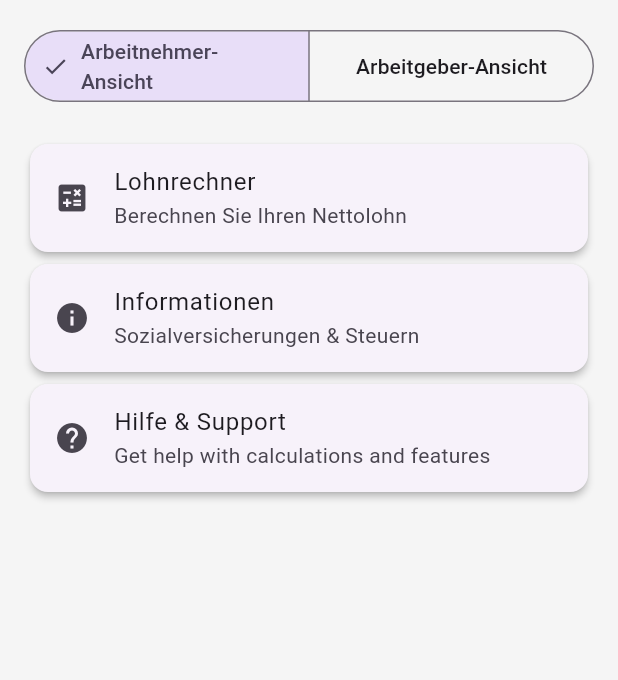
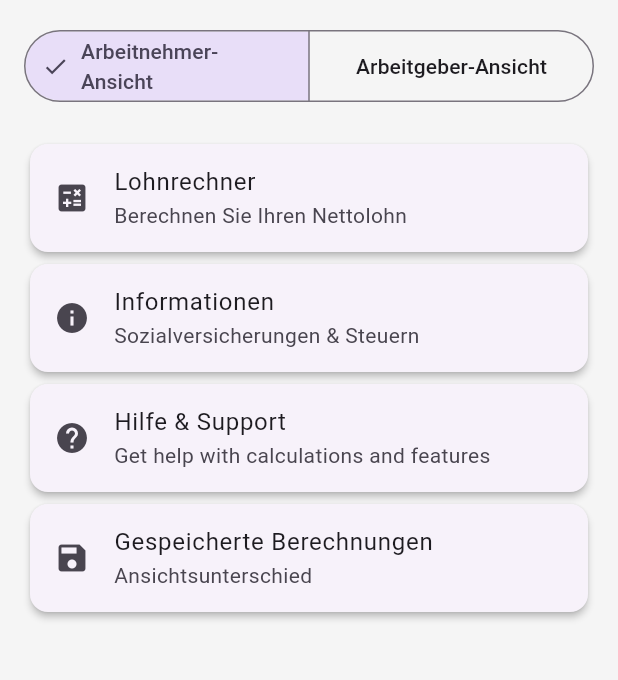
Before and after one commit to Cikle/lohnify, a Flutter app: the screen it shows after launch, on a phone screen of 412 x 824 dp, the part 84-764 px from its top. Run offline on Flutter 3.47's test engine with Material 3 defaults, Android fonts, the phone set to English and light mode, and no system bars; our stand-ins replace shared_preferences.

Commit message:
feat: Add saved calculations screen with employer/employee view support

```diff
--- a/lohnify/lib/l10n/app_translations.dart
+++ b/lohnify/lib/l10n/app_translations.dart
@@ -14,6 +14,11 @@ class AppTranslations {
       'savingHelpContent': 'Sie können Ihre Berechnungen für spätere Referenz speichern oder bei Nichtbedarf löschen. Gespeicherte Berechnungen enthalten alle Eingabeparameter und Ergebnisse.',
       'employerView': 'Arbeitgeber-Ansicht',
       'employeeView': 'Arbeitnehmer-Ansicht',
+      'savedCalculations': 'Gespeicherte Berechnungen',
+      'noSavedCalculations': 'Noch keine Berechnungen gespeichert',
+      'viewDifference': 'Ansichtsunterschied',
+      'employerViewInfo': 'Arbeitgeber-Ansicht zeigt Gesamtkosten inklusive Arbeitgeberbeiträge',
+      'employeeViewInfo': 'Arbeitnehmer-Ansicht zeigt Nettolohn nach Abzügen',
       'calculator': 'Lohnrechner',
       'calculatorSubtitle': 'Berechnen Sie Ihren Nettolohn',
       'information': 'Informationen',
@@ -117,6 +122,11 @@ class AppTranslations {
       'savingHelpContent': 'You can save your calculations for future reference or delete them when no longer needed. Saved calculations include all input parameters and results.',
       'employerView': 'Employer View',
       'employeeView': 'Employee View',
+      'savedCalculations': 'Saved Calculations',
+      'noSavedCalculations': 'No saved calculations yet',
+      'viewDifference': 'View Difference',
+      'employerViewInfo': 'Employer view shows total cost including employer contributions',
+      'employeeViewInfo': 'Employee view shows net salary after deductions',
       'saveCalculation': 'Save Calculation',
       'deleteCalculation': 'Delete Calculation',
       'calculationSaved': 'Calculation saved successfully',
--- a/lohnify/lib/screens/home_screen.dart
+++ b/lohnify/lib/screens/home_screen.dart
@@ -97,6 +97,17 @@ class _HomeScreenState extends State<HomeScreen> {
                 ),
               ),
             ),
+            Card(
+              child: ListTile(
+                leading: const Icon(Icons.save),
+                title: Text(LanguageService.tr(context, 'savedCalculations')),
+                subtitle: Text(LanguageService.tr(context, 'viewDifference')),
+                onTap: () => NavigationService.navigateToPage(
+                  context,
+                  const SavedCalculationsScreen(),
+                ),
+              ),
+            ),
           ],
         ),
       ),
```
Also changed, not shown: lohnify/lib/screens/saved_calculations_screen.dart (added, +87 -0 lines).
